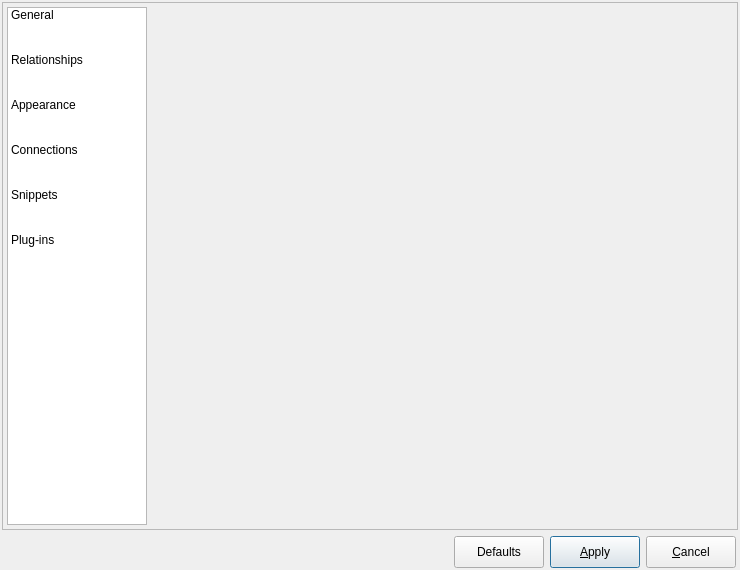
First picture: the form in libpgmodeler_ui/ui/configurationform.ui, repository pgmodeler/pgmodeler, before the edit.
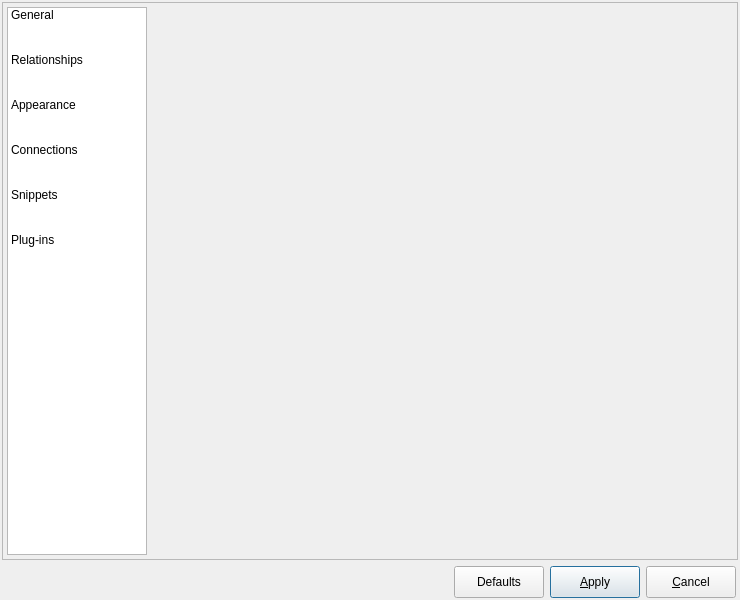
Second picture: the form after the edit. Icons and pictures are not drawn.

What changed in the file:
```diff
--- a/libpgmodeler_ui/ui/configurationform.ui
+++ b/libpgmodeler_ui/ui/configurationform.ui
@@ -10,7 +10,7 @@
     <x>0</x>
     <y>0</y>
     <width>740</width>
-    <height>570</height>
+    <height>600</height>
    </rect>
   </property>
   <property name="sizePolicy">
@@ -21,8 +21,8 @@
   </property>
   <property name="minimumSize">
    <size>
-    <width>640</width>
-    <height>570</height>
+    <width>680</width>
+    <height>600</height>
    </size>
   </property>
   <property name="windowTitle">
```
